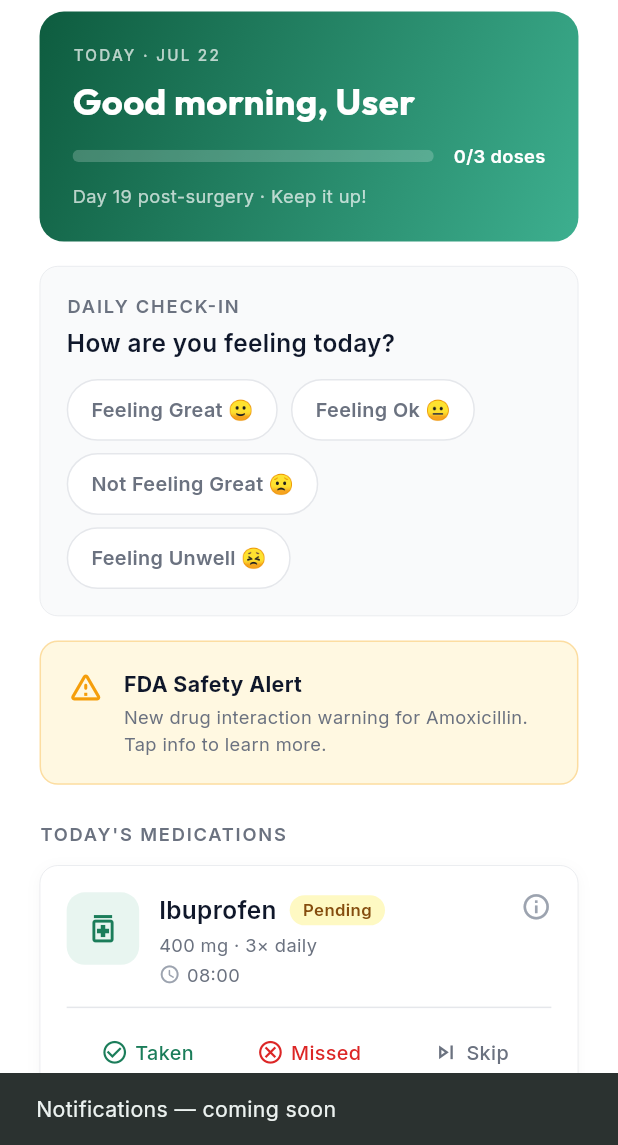
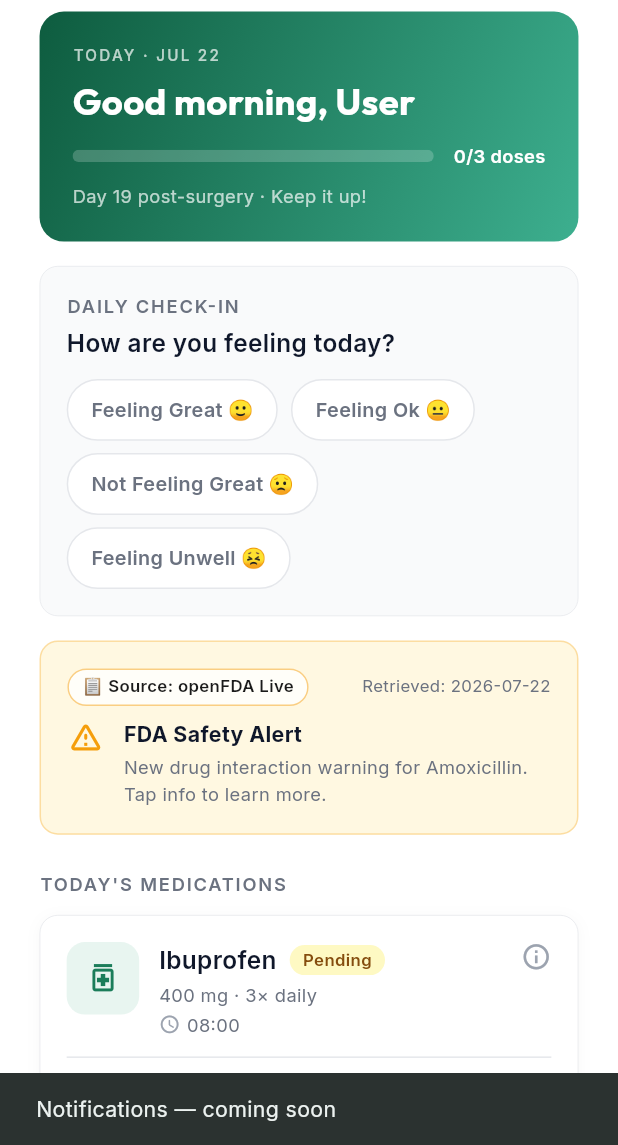
Before and after one commit to FlaviusBurghilaOPIT/uep2026, a Flutter app: the TodayScreen screen opened directly, after a tap on the "notifications" icon, on a phone screen of 412 x 824 dp, the part 91-1236 px from its top. Run offline on Flutter 3.47's test engine with Material 3 defaults, Android fonts, the phone set to English and light mode, and no system bars; our stand-ins replace flutter_local_notifications, flutter_riverpod, flutter_screenutil, freezed_annotation, google_fonts, shared_preferences and 1 more; accounts and stored records are empty; network calls fail.

Commit message:
feat(fda): WI-07 openFDA source badge and retrieval timestamp

```diff
--- a/mobile/lib/core/constants/app_strings.dart
+++ b/mobile/lib/core/constants/app_strings.dart
@@ -94,6 +94,9 @@ class AppStrings {
   static const String missed = 'Missed';
   static const String skip = 'Skip';
   static const String fdaSafetyAlert = 'FDA Safety Alert';
+  static const String fdaSourceLive = '📋 Source: openFDA Live';
+  static const String fdaSourceFixture = '📋 Source: Regulatory Cache';
+  static String fdaRetrievedTimestamp(String date) => 'Retrieved: $date';
 
   static const String navToday = 'Today';
   static const String navCheckIn = 'Check-In';
--- /dev/null
+++ b/mobile/lib/features/today/fda_warning_card.dart
@@ -0,0 +1,146 @@
+import 'package:flutter/material.dart';
+import 'package:flutter_screenutil/flutter_screenutil.dart';
+import '../../core/constants/app_colors.dart';
+import '../../core/constants/app_spacing.dart';
+import '../../core/constants/app_strings.dart';
+import '../../core/constants/app_text_styles.dart';
+
+class FdaWarningCard extends StatelessWidget {
+  final String source;
+  final String? retrievedAt;
+  final String title;
+  final String message;
+  final VoidCallback? onTap;
+
+  const FdaWarningCard({
+    super.key,
+    this.source = 'openFDA',
+    this.retrievedAt,
+    this.title = AppStrings.fdaSafetyAlert,
+    this.message =
+        'New drug interaction warning for Amoxicillin. Tap info to learn more.',
+    this.onTap,
+  });
+
+  bool get isLive {
+    final lower = source.trim().toLowerCase();
+    return lower == 'openfda' || lower == 'live' || lower == 'openfda live';
+  }
+
+  String get sourceBadgeText =>
+      isLive ? AppStrings.fdaSourceLive : AppStrings.fdaSourceFixture;
+
+  String get formattedTimestamp {
+    if (retrievedAt != null && retrievedAt!.trim().isNotEmpty) {
+      final clean = retrievedAt!.trim();
+      if (clean.startsWith('Retrieved:')) {
+        return clean;
+      }
+      return AppStrings.fdaRetrievedTimestamp(clean);
+    }
+    final now = DateTime.now();
+    final year = now.year.toString();
+    final month = now.month.toString().padLeft(2, '0');
+    final day = now.day.toString().padLeft(2, '0');
+    return AppStrings.fdaRetrievedTimestamp('$year-$month-$day');
+  }
+
+  @override
+  Widget build(BuildContext context) {
+    return Padding(
+      padding: EdgeInsets.symmetric(horizontal: AppSpacing.screenPaddingH),
+      child: GestureDetector(
+        onTap: onTap,
+        child: Container(
+          width: double.infinity,
+          padding: EdgeInsets.all(16.w),
+          decoration: BoxDecoration(
+            color: const Color(0xFFFFF8E1),
+            borderRadius: BorderRadius.circular(AppSpacing.radiusMd),
+            border: Border.all(
+              color: AppColors.warningAmber.withValues(alpha: 0.3),
+            ),
+          ),
+          child: Column(
+            crossAxisAlignment: CrossAxisAlignment.start,
+            mainAxisSize: MainAxisSize.min,
+            children: [
+              Row(
+                mainAxisAlignment: MainAxisAlignment.spaceBetween,
+                children: [
+                  Flexible(
+                    child: Container(
+                      key: const Key('fda_source_badge'),
+                      padding: EdgeInsets.symmetric(
+                        horizontal: 8.w,
+                        vertical: 3.h,
+                      ),
+                      decoration: BoxDecoration(
+                        color: AppColors.white.withValues(alpha: 0.8),
+                        borderRadius:
+                            BorderRadius.circular(AppSpacing.radiusRound),
+                        border: Border.all(
+                          color: AppColors.warningAmber.withValues(alpha: 0.5),
+                          width: 1,
+                        ),
+                      ),
+                      child: Text(
+                        sourceBadgeText,
+                        style: AppTextStyles.bodySmall.copyWith(
+                          fontSize: 11.sp,
+                          fontWeight: FontWeight.w600,
+                          color: AppColors.black,
+                        ),
+                        overflow: TextOverflow.ellipsis,
+                      ),
+                    ),
+                  ),
+                  SizedBox(width: 8.w),
+                  Text(
+                    formattedTimestamp,
+                    key: const Key('fda_retrieval_timestamp'),
+                    style: AppTextStyles.bodySmall.copyWith(
+                      fontSize: 11.sp,
+                      color: AppColors.greyText,
+                    ),
+                  ),
+                ],
+              ),
+              SizedBox(height: AppSpacing.sm),
+              Row(
+                crossAxisAlignment: CrossAxisAlignment.start,
+                children: [
+                  Icon(
+                    Icons.warning_amber_rounded,
+                    color: AppColors.warningAmber,
+                    size: AppSpacing.iconLg,
+                  ),
+                  SizedBox(width: AppSpacing.hMd),
+                  Expanded(
+                    child: Column(
+                      crossAxisAlignment: CrossAxisAlignment.start,
+                      children: [
+                        Text(
+                          title,
+                          style: AppTextStyles.bodyLarge.copyWith(
+                            fontWeight: FontWeight.w700,
+                            fontSize: 14.sp,
+                          ),
+                        ),
+                        SizedBox(height: 2.h),
+                        Text(
+                          message,
+                          style: AppTextStyles.bodySmall,
+                        ),
+                      ],
+                    ),
+                  ),
+                ],
+              ),
+            ],
+          ),
+        ),
+      ),
+    );
+  }
+}
--- a/mobile/lib/features/today/today_screen.dart
+++ b/mobile/lib/features/today/today_screen.dart
@@ -14,6 +14,7 @@ import '../../core/l10n/app_localizations.dart';
 import '../../core/notifications/notification_service.dart';
 import '../../core/network/api_service.dart';
 import '../checkin/checkin_card.dart';
+import 'fda_warning_card.dart';
 
 class TodayScreen extends ConsumerStatefulWidget {
   const TodayScreen({super.key});
@@ -50,6 +51,11 @@ class _TodayScreenState extends ConsumerState<TodayScreen> {
       'hasWarning': false,
     },
   ];
+
+  String _fdaSource = 'openFDA';
+  String? _fdaRetrievedAt;
+  String _fdaMessage =
+      'New drug interaction warning for Amoxicillin. Tap info to learn more.';
 
   final ScrollController _scrollController = ScrollController();
   final Map<String, GlobalKey> _cardKeys = {};
@@ -121,13 +127,34 @@ class _TodayScreenState extends ConsumerState<TodayScreen> {
   }
 
   Future<void> _loadData() async {
+    final api = ref.read(apiServiceProvider);
+    try {
+      final fdaRes = await api.get('/fda/drug/Amoxicillin');
+      if (fdaRes.statusCode == 200) {
+        final Map<String, dynamic> data = jsonDecode(fdaRes.body);
+        if (mounted) {
+          setState(() {
+            if (data['source'] != null) {
+              _fdaSource = data['source'].toString();
+            }
+            if (data['summary'] != null) {
+              _fdaMessage = data['summary'].toString();
+            }
+            if (data['retrieved_at'] != null) {
+              _fdaRetrievedAt = data['retrieved_at'].toString();
+            } else if (data['timestamp'] != null) {
+              _fdaRetrievedAt = data['timestamp'].toString();
+            }
+          });
+        }
+      }
+    } catch (_) {}
+
     final auth = ref.read(authProvider);
     String? caseId = auth.caseId;
     if (caseId == null && auth.patientId != null) {
       try {
-        final caseRes = await HttpApiService().get(
-          '/patients/${auth.patientId}/case',
-        );
+        final caseRes = await api.get('/patients/${auth.patientId}/case');
         if (caseRes.statusCode == 200) {
           caseId = jsonDecode(caseRes.body)['id'];
         }
@@ -137,7 +164,7 @@ class _TodayScreenState extends ConsumerState<TodayScreen> {
     if (caseId != null) {
       setState(() => _isLoading = true);
       try {
-        final res = await HttpApiService().get('/cases/$caseId/medications');
+        final res = await api.get('/cases/$caseId/medications');
         if (res.statusCode == 200) {
           final List list = jsonDecode(res.body);
           if (list.isNotEmpty) {
@@ -175,7 +202,8 @@ class _TodayScreenState extends ConsumerState<TodayScreen> {
     final medId = _medications[index]['id'];
     if (medId != null) {
       try {
-        final remindersRes = await HttpApiService().get('/reminders');
+        final api = ref.read(apiServiceProvider);
+        final remindersRes = await api.get('/reminders');
         String? reminderId;
         if (remindersRes.statusCode == 200) {
           final List reminders = jsonDecode(remindersRes.body);
@@ -188,7 +216,7 @@ class _TodayScreenState extends ConsumerState<TodayScreen> {
           }
         }
         if (reminderId == null) {
-          final createRes = await HttpApiService().post('/reminders', {
+          final createRes = await api.post('/reminders', {
             'medication_id': medId,
             'scheduled_time': DateTime.now().toIso8601String(),
           });
@@ -197,7 +225,7 @@ class _TodayScreenState extends ConsumerState<TodayScreen> {
           }
         }
         if (reminderId != null) {
-          await HttpApiService().post(
+          await api.post(
             '/adherence/log?scheduled_reminder_id=$reminderId&status=$status',
             {},
           );
@@ -444,56 +472,15 @@ class _TodayScreenState extends ConsumerState<TodayScreen> {
   }
 
   Widget _buildFdaAlert(BuildContext context) {
-    return Padding(
-      padding: EdgeInsets.symmetric(horizontal: AppSpacing.screenPaddingH),
-      child: GestureDetector(
-        onTap: () {
-          ScaffoldMessenger.of(context).showSnackBar(
-            const SnackBar(content: Text('FDA detail — coming soon')),
-          );
-        },
-        child: Container(
-          width: double.infinity,
-          padding: EdgeInsets.all(16.w),
-          decoration: BoxDecoration(
-            color: const Color(0xFFFFF8E1),
-            borderRadius: BorderRadius.circular(AppSpacing.radiusMd),
-            border: Border.all(
-              color: AppColors.warningAmber.withValues(alpha: 0.3),
-            ),
-          ),
-          child: Row(
-            crossAxisAlignment: CrossAxisAlignment.start,
-            children: [
-              Icon(
-                Icons.warning_amber_rounded,
-                color: AppColors.warningAmber,
-                size: AppSpacing.iconLg,
-              ),
-              SizedBox(width: AppSpacing.hMd),
-              Expanded(
-                child: Column(
-                  crossAxisAlignment: CrossAxisAlignment.start,
-                  children: [
-                    Text(
-                      AppStrings.fdaSafetyAlert,
-                      style: AppTextStyles.bodyLarge.copyWith(
-                        fontWeight: FontWeight.w700,
-                        fontSize: 14.sp,
-                      ),
-                    ),
-                    SizedBox(height: 2.h),
-                    Text(
-                      'New drug interaction warning for Amoxicillin. Tap info to learn more.',
-                      style: AppTextStyles.bodySmall,
-                    ),
-                  ],
-                ),
-              ),
-            ],
-          ),
-        ),
-      ),
+    return FdaWarningCard(
+      source: _fdaSource,
+      retrievedAt: _fdaRetrievedAt,
+      message: _fdaMessage,
+      onTap: () {
+        ScaffoldMessenger.of(context).showSnackBar(
+          const SnackBar(content: Text('FDA detail — coming soon')),
+        );
+      },
     );
   }
 
```
Also changed, not shown: 2 other files.
